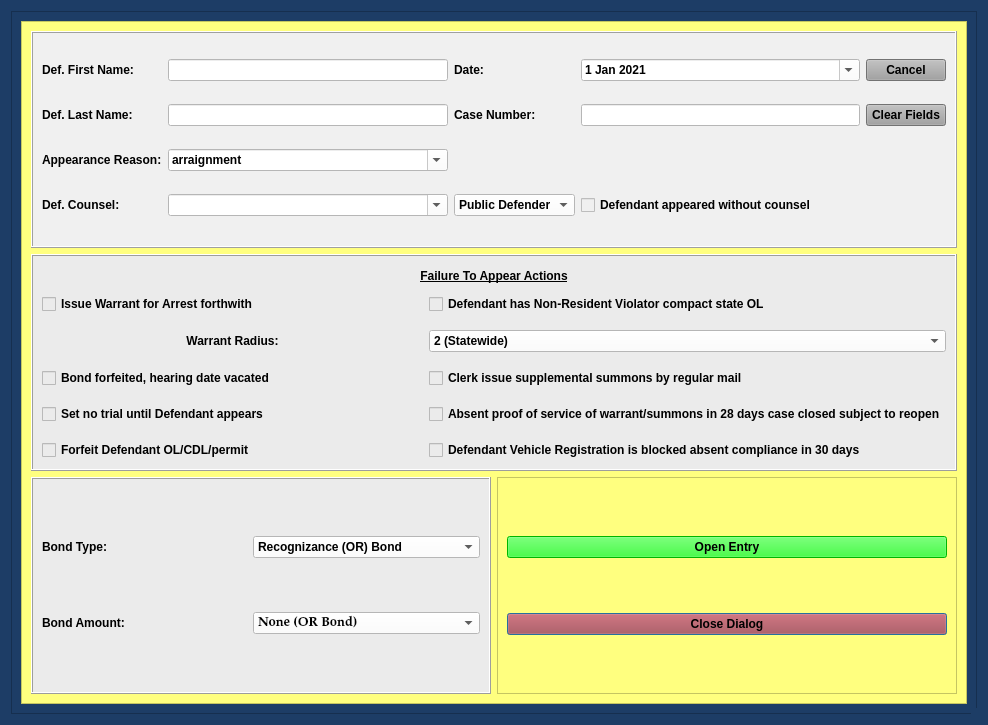
Before: the Qt Designer form package/views/ui/FailureToAppearDialog.ui in HunterProgram22/MuniEntry, drawn with Qt 5.
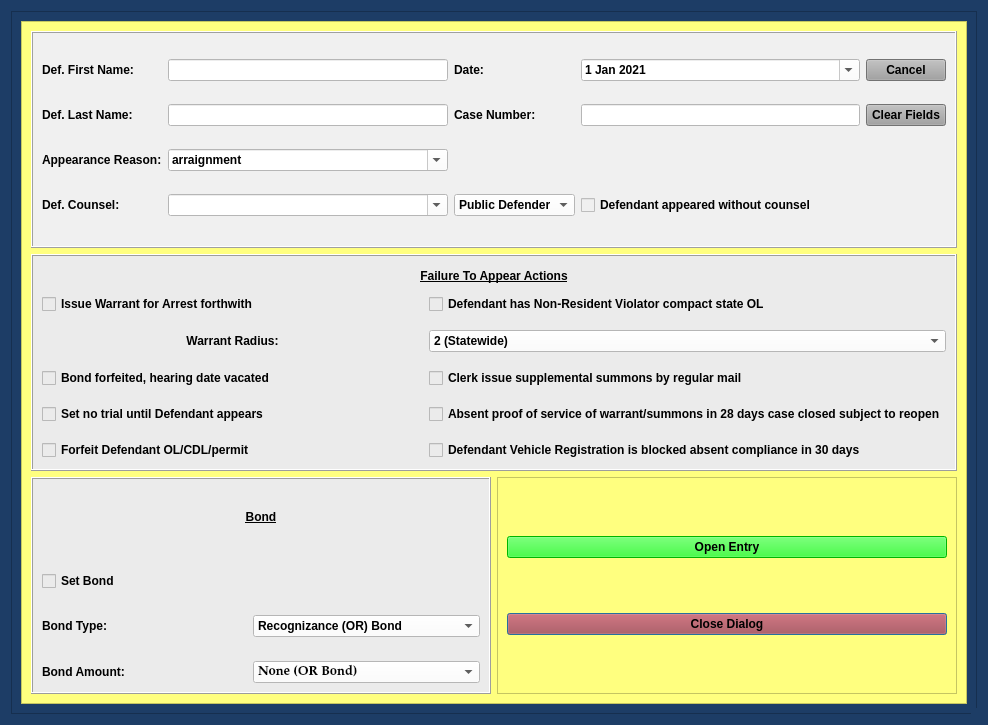
After: the same form once the commit is applied.

Commit message: Setting up bond for FTA.

Patch:
```diff
--- a/package/views/ui/FailureToAppearDialog.ui
+++ b/package/views/ui/FailureToAppearDialog.ui
@@ -405,22 +405,23 @@
             <property name="frameShadow">
              <enum>QFrame::Raised</enum>
             </property>
-            <layout class="QGridLayout" name="gridLayout_5">
+            <layout class="QGridLayout" name="gridLayout_7">
              <item row="0" column="0">
+              <layout class="QGridLayout" name="gridLayout_5" rowstretch="0,0,0,0">
+               <property name="horizontalSpacing">
+                <number>6</number>
+               </property>
+               <property name="verticalSpacing">
+                <number>24</number>
+               </property>
+               <item row="2" column="0">
               <widget class="QLabel" name="label_8">
                <property name="text">
                 <string>Bond Type:</string>
                </property>
               </widget>
              </item>
-             <item row="1" column="0">
-              <widget class="QLabel" name="label_9">
-               <property name="text">
-                <string>Bond Amount:</string>
-               </property>
-              </widget>
-             </item>
-             <item row="0" column="1">
+               <item row="2" column="1">
               <widget class="QComboBox" name="bond_type_box">
                <property name="styleSheet">
                 <string notr="true">background-color: rgb(255, 255, 255);</string>
@@ -447,7 +448,14 @@
                </item>
               </widget>
              </item>
-             <item row="1" column="1">
+               <item row="3" column="0">
+                <widget class="QLabel" name="label_9">
+                 <property name="text">
+                  <string>Bond Amount:</string>
+                 </property>
+                </widget>
+               </item>
+               <item row="3" column="1">
               <widget class="QComboBox" name="bond_amount_box">
                <property name="font">
                 <font>
@@ -515,6 +523,25 @@
                 </property>
                </item>
               </widget>
+               </item>
+               <item row="0" column="0" colspan="2">
+                <widget class="QLabel" name="label_5">
+                 <property name="text">
+                  <string>&lt;html&gt;&lt;head/&gt;&lt;body&gt;&lt;p&gt;&lt;span style=&quot; font-weight:600; text-decoration: underline;&quot;&gt;Bond&lt;/span&gt;&lt;/p&gt;&lt;/body&gt;&lt;/html&gt;</string>
+                 </property>
+                 <property name="alignment">
+                  <set>Qt::AlignCenter</set>
+                 </property>
+                </widget>
+               </item>
+               <item row="1" column="0" colspan="2">
+                <widget class="QCheckBox" name="set_bond_checkBox">
+                 <property name="text">
+                  <string>Set Bond</string>
+                 </property>
+                </widget>
+               </item>
+              </layout>
              </item>
             </layout>
            </widget>
```
Lines whose indentation alone changed are shown as unchanged. The commit also changes 11 other files.
